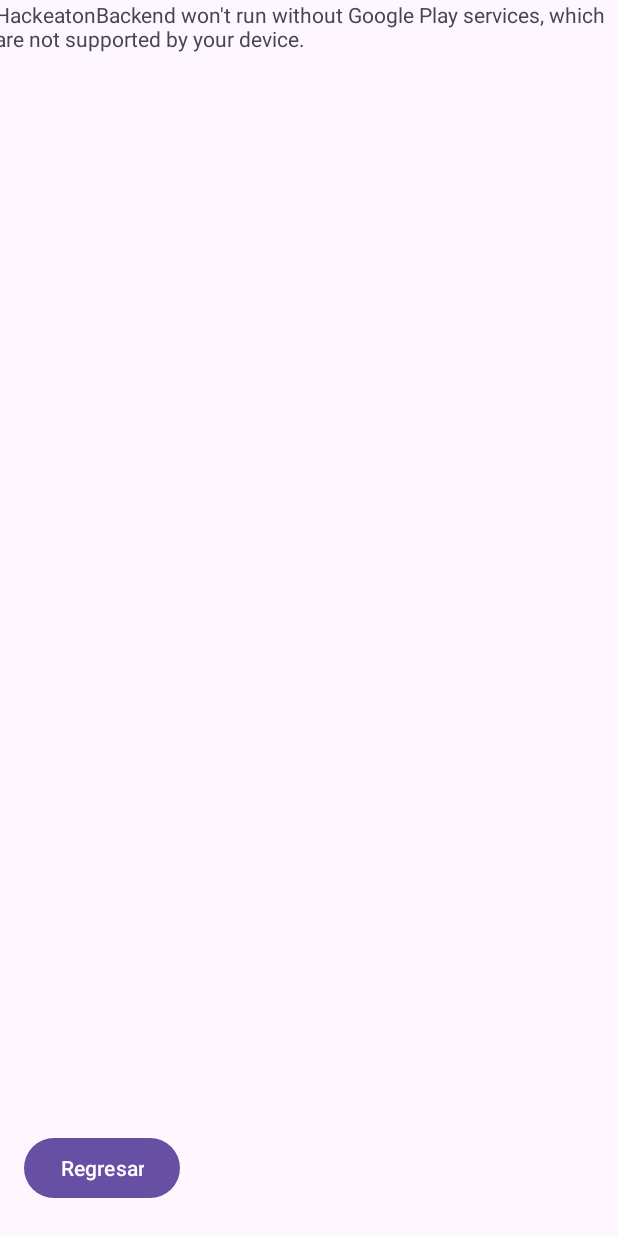
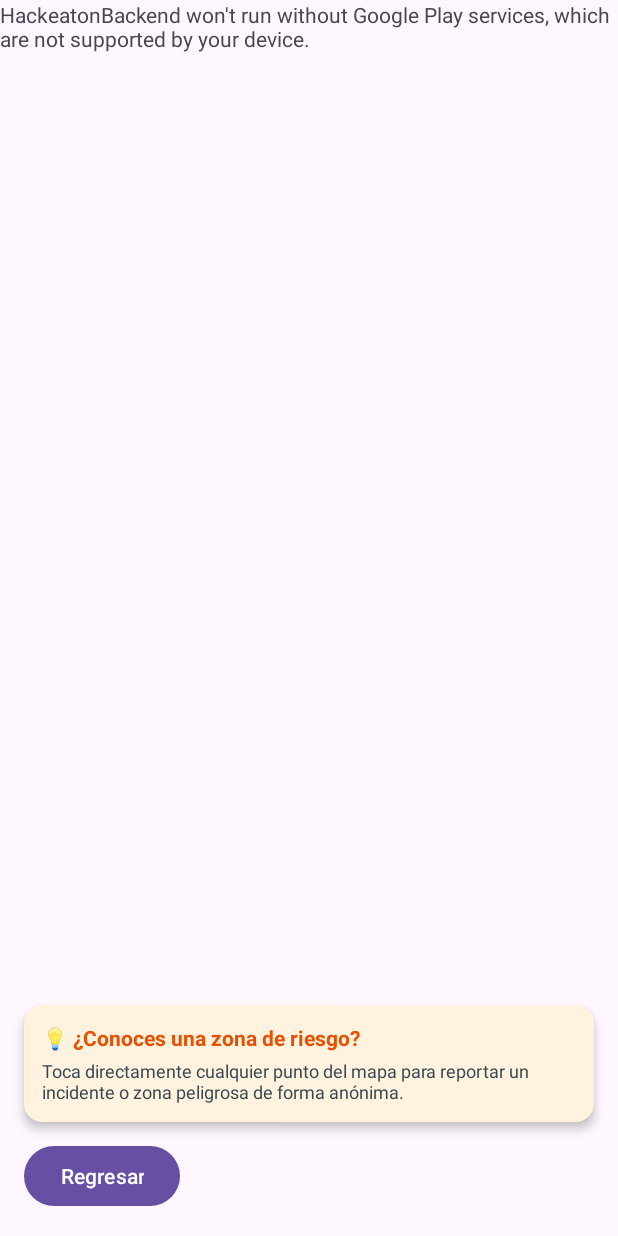
Before and after one commit to isma8-ai/App.Prevencion, an Android app: the mapa screen opened directly, with no data from a screen before it, on a phone screen of 412 x 824 dp. Run offline under Robolectric (Android 15) with nearby library versions, the phone set to English and light mode, and no system bars; libraries missing offline, so code that uses them is left out: com.google.maps.android; 1 statement that could not run was skipped.

Commit message:
feat(mapa): implementar reportes anónimos de zonas de riesgo con persistencia local y tarjeta guía
- Permite a las usuarias tocar cualquier punto del mapa para reportar una zona peligrosa de forma anónima.
- Añade tarjeta informativa con instrucciones claras en activity_mapa.xml.
- Guarda los reportes localmente con SharedPreferences y actualiza el mapa de calor y marcadores en tiempo real.

```diff
--- a/app/src/main/res/layout/activity_mapa.xml
+++ b/app/src/main/res/layout/activity_mapa.xml
@@ -10,19 +10,58 @@
     <androidx.fragment.app.FragmentContainerView
         android:id="@+id/mapFragment"
         android:name="com.google.android.gms.maps.SupportMapFragment"
-        android:layout_width="420dp"
-        android:layout_height="451dp"
+        android:layout_width="0dp"
+        android:layout_height="0dp"
+        app:layout_constraintBottom_toTopOf="@id/cardInstruccion"
         app:layout_constraintEnd_toEndOf="parent"
-        app:layout_constraintHorizontal_bias="0.5"
         app:layout_constraintStart_toStartOf="parent"
         app:layout_constraintTop_toTopOf="parent" />
+
+    <androidx.cardview.widget.CardView
+        android:id="@+id/cardInstruccion"
+        android:layout_width="0dp"
+        android:layout_height="wrap_content"
+        android:layout_marginStart="16dp"
+        android:layout_marginEnd="16dp"
+        android:layout_marginBottom="12dp"
+        app:cardCornerRadius="12dp"
+        app:cardElevation="4dp"
+        app:cardBackgroundColor="#FFF3E0"
+        app:layout_constraintBottom_toTopOf="@id/button9"
+        app:layout_constraintEnd_toEndOf="parent"
+        app:layout_constraintStart_toStartOf="parent">
+
+        <LinearLayout
+            android:layout_width="match_parent"
+            android:layout_height="wrap_content"
+            android:orientation="vertical"
+            android:padding="12dp">
+
+            <TextView
+                android:layout_width="match_parent"
+                android:layout_height="wrap_content"
+                android:text="💡 ¿Conoces una zona de riesgo?"
+                android:textStyle="bold"
+                android:textColor="#E65100"
+                android:textSize="14sp" />
+
+            <TextView
+                android:layout_width="match_parent"
+                android:layout_height="wrap_content"
+                android:text="Toca directamente cualquier punto del mapa para reportar un incidente o zona peligrosa de forma anónima."
+                android:textColor="#37474F"
+                android:textSize="12sp"
+                android:layout_marginTop="4dp" />
+
+        </LinearLayout>
+    </androidx.cardview.widget.CardView>
 
     <Button
         android:id="@+id/button9"
         android:layout_width="wrap_content"
         android:layout_height="wrap_content"
         android:layout_marginStart="16dp"
-        android:layout_marginBottom="21dp"
+        android:layout_marginBottom="16dp"
         android:text="Regresar"
         app:layout_constraintBottom_toBottomOf="parent"
         app:layout_constraintStart_toStartOf="parent" />
```
Also changed, not shown: app/src/main/java/com/example/hackeatonbackend/mapa.java (+155 -17 lines), app/src/main/res/layout/dialog_nuevo_reporte.xml (added, +35 -0 lines).
